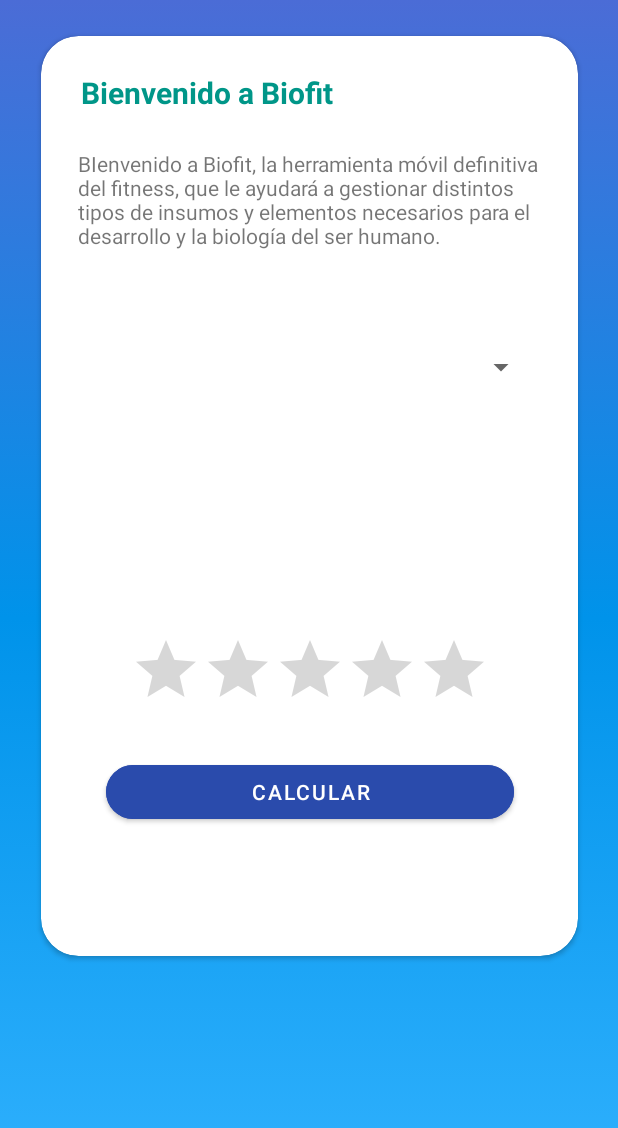
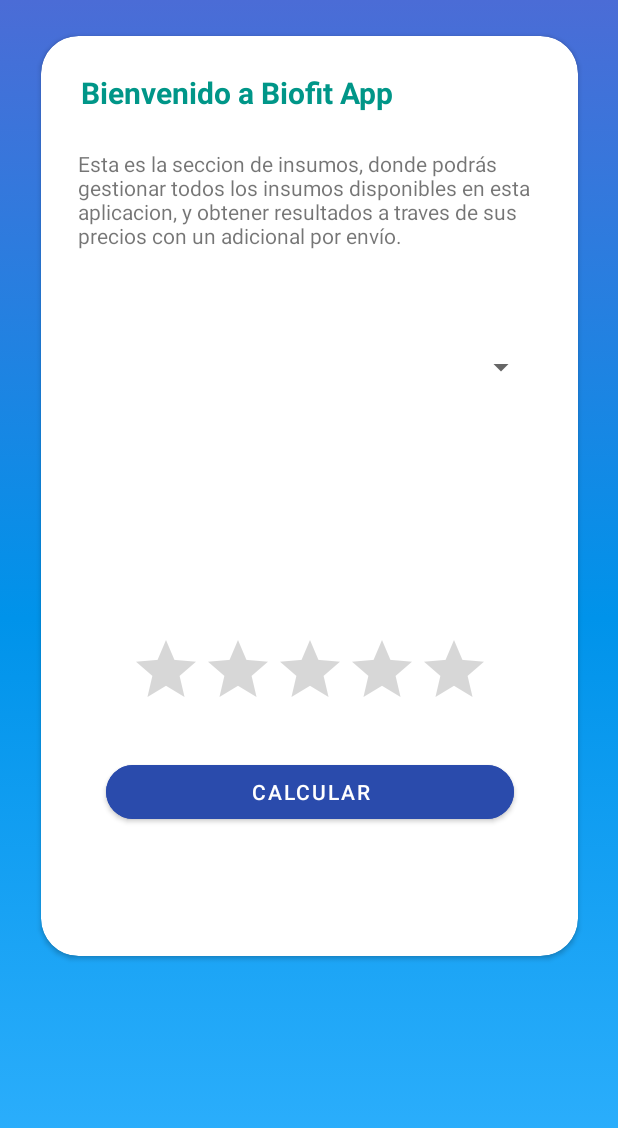
Before and after one commit to dorellanag92/Proyectobase_DiegoOrellana-BastianBalboa, an Android app: the layout activity_insumos.xml on its own in the app's theme, with its tools: preview values and no code run, on a phone screen of 412 x 824 dp. Shown: the top 1128 px of the screen. Run offline under Robolectric (Android 15) with nearby library versions, the phone set to English and light mode, and no system bars.

```diff
--- a/app/src/main/res/layout/activity_insumos.xml
+++ b/app/src/main/res/layout/activity_insumos.xml
@@ -38,7 +38,7 @@
                 android:layout_width="305dp"
                 android:layout_height="27dp"
                 android:layout_marginTop="24dp"
-                android:text="@string/bienvenido_a_biofit"
+                android:text="Bienvenido a Biofit App"
                 android:textColor="#009688"
                 android:textSize="20sp"
                 android:textStyle="bold"
@@ -51,7 +51,7 @@
                 android:layout_width="309dp"
                 android:layout_height="94dp"
                 android:layout_marginTop="24dp"
-                android:text="@string/bienvenido_a_biofit_la_herramienta_m_vil_definitiva_del_fitness_que_le_ayudar_a_gestionar_distintos_tipos_de_insumos_y_elementos_necesarios_para_el_desarrollo_y_la_biolog_a_del_ser_humano"
+                android:text="Esta es la seccion de insumos, donde podrás gestionar todos los insumos disponibles en esta aplicacion, y obtener resultados a traves de sus precios con un adicional por envío."
                 app:layout_constraintEnd_toEndOf="parent"
                 app:layout_constraintStart_toStartOf="parent"
                 app:layout_constraintTop_toBottomOf="@+id/textView" />
```
Also changed, not shown: app/src/main/java/Objetos/Insumos.java (+16 -8 lines), app/src/main/java/com/example/proyectobase_diegoorellana/Insumos_act.java (+6 -6 lines).
